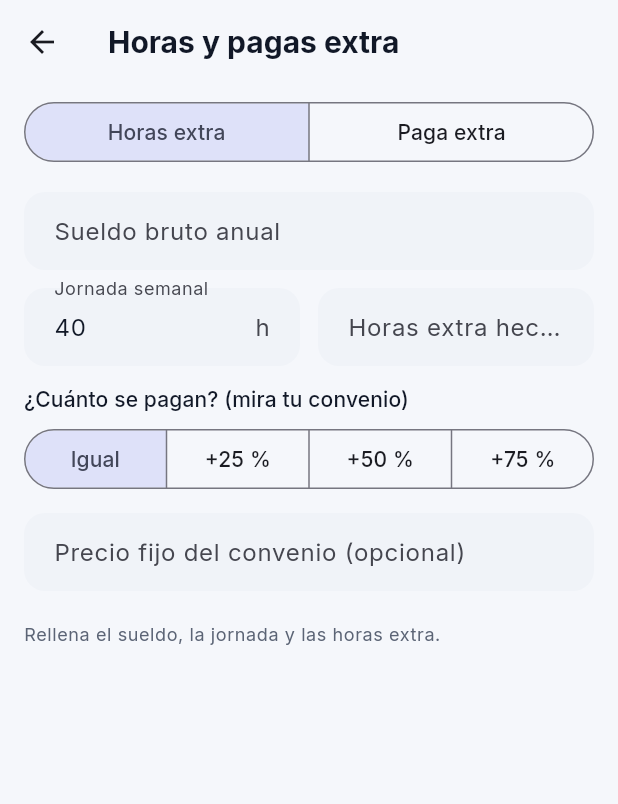
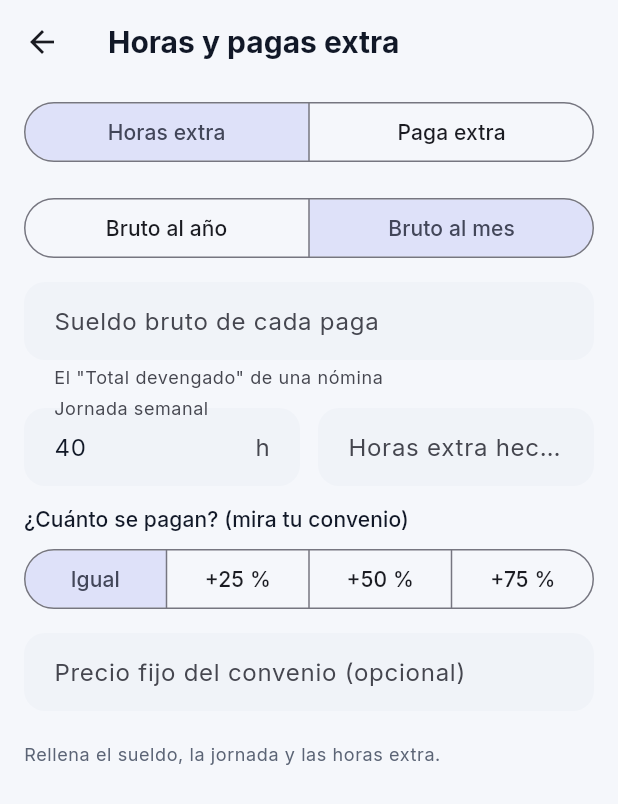
Before and after one commit to elantroderaxgamesyt/Shortsauto, a Flutter app: the screen it shows after launch, after a tap on "Horas y pagas extra", on a phone screen of 412 x 824 dp. Shown: the top 804 px of the screen. Run offline on Flutter 3.47's test engine with Material 3 defaults, Android fonts, the phone set to English and light mode, and no system bars; our stand-ins replace file_picker, google_mobile_ads, image_picker, in_app_purchase, material_ui, pdf and 2 more.

Commit message:
Revisor de nóminas: leer bien '1,650' y sueldo al mes en todas las calculadoras
- Números: una coma o un punto que separa exactamente 3 cifras son miles
  (1,650 = 1.650 €), con teclados en español o inglés; si hay los dos, el
  último es el decimal.
- Finiquito y horas/pagas extra: selector 'Bruto al año / al mes' (por
  defecto al mes) y aviso si la cifra anual parece un sueldo mensual.

Co-Authored-By: Claude Opus 5.5 <noreply@anthropic.com>
Claude-Session: https://claude.ai/code/session_01XJAgZAH6AmuqYdErtkUnmR

```diff
--- a/revisor-nominas/app_movil/lib/pantallas/calculadoras.dart
+++ b/revisor-nominas/app_movil/lib/pantallas/calculadoras.dart
@@ -70,16 +70,76 @@ class TarjetasCalculadoras extends StatelessWidget {
 
 // ======================================================================= piezas comunes
 
-/// Convierte "30.000", "30000,5" o "30 000" en número.
+/// Convierte lo que escribe el usuario en número, venga con formato español o inglés:
+/// "30.000", "30,000", "1.650", "1,650" (miles), "30000,5", "1.234,56", "1,234.56", "24 000 €".
 double? leerNumero(String texto) {
-  var s = texto.replaceAll(' ', '').replaceAll('€', '');
+  var s = texto.replaceAll(RegExp(r'[\s€]'), '');
   if (s.isEmpty) return null;
-  if (s.contains(',')) {
-    s = s.replaceAll('.', '').replaceAll(',', '.');
-  } else if (RegExp(r'\.\d{3}$').hasMatch(s)) {
-    s = s.replaceAll('.', ''); // 30.000 → miles
+  final ultimoPunto = s.lastIndexOf('.'), ultimaComa = s.lastIndexOf(',');
+  if (ultimoPunto >= 0 && ultimaComa >= 0) {
+    // Los dos: el último que aparece es el decimal.
+    final decimal = ultimoPunto > ultimaComa ? '.' : ',';
+    final miles = decimal == '.' ? ',' : '.';
+    s = s.replaceAll(miles, '').replaceAll(decimal, '.');
+  } else if (ultimoPunto >= 0 || ultimaComa >= 0) {
+    final sep = ultimoPunto >= 0 ? '.' : ',';
+    final partes = s.split(sep);
+    // Uno solo: si separa grupos de exactamente 3 cifras, son miles (1,650 = 1.650); si no, decimal.
+    final sonMiles = partes.length > 2 || (partes.length == 2 && partes[1].length == 3 && partes[0].isNotEmpty && partes[0] != '0');
+    s = sonMiles ? partes.join() : s.replaceAll(sep, '.');
   }
   return double.tryParse(s);
+}
+
+/// Sueldo anual a partir de lo escrito, que puede ser anual o de cada paga.
+double? sueldoAnual(String texto, {required bool porMes, required int pagas}) {
+  final v = leerNumero(texto);
+  return v == null ? null : (porMes ? v * pagas : v);
+}
+
+/// Selector "al año / al mes" + campo del sueldo + aviso si la cifra anual parece mensual.
+class CampoSueldo extends StatelessWidget {
+  const CampoSueldo({
+    super.key,
+    required this.controlador,
+    required this.porMes,
+    required this.onPorMes,
+    required this.onChanged,
+    this.pagas = 14,
+  });
+  final TextEditingController controlador;
+  final bool porMes;
+  final ValueChanged<bool> onPorMes;
+  final VoidCallback onChanged;
+  final int pagas;
+
+  @override
+  Widget build(BuildContext context) {
+    final escrito = leerNumero(controlador.text);
+    final pareceMensual = !porMes && escrito != null && escrito > 0 && escrito < 6000;
+    return Column(crossAxisAlignment: CrossAxisAlignment.stretch, children: [
+      Opciones(
+        valor: porMes,
+        opciones: const [(false, 'Bruto al año'), (true, 'Bruto al mes')],
+        onChanged: onPorMes,
+      ),
+      const Hueco(12),
+      CampoNumero(
+        controlador,
+        porMes ? 'Sueldo bruto de cada paga' : 'Sueldo bruto anual',
+        ayuda: porMes
+            ? 'El "Total devengado" de una nómina'
+            : 'Lo que pone en tu contrato, p. ej. 24.000',
+        onChanged: onChanged,
+      ),
+      if (pareceMensual)
+        Padding(
+          padding: const EdgeInsets.only(top: 8),
+          child: Text('¿Es tu sueldo de un mes? Elige "Bruto al mes" arriba.',
+              style: TextStyle(color: Estilo.de('aviso').texto(context), fontWeight: FontWeight.w600)),
+        ),
+    ]);
+  }
 }
 
 /// Convierte "15/03/2024" (o con - o .) en fecha.
@@ -308,29 +368,14 @@ class _CalculadoraNetoState extends State<CalculadoraNeto> {
 
   @override
   Widget build(BuildContext context) {
-    final escrito = leerNumero(bruto.text);
-    final b = escrito == null ? null : (porMes ? escrito * pagas : escrito);
-    final pareceMensual = !porMes && escrito != null && escrito > 0 && escrito < 6000;
+    final b = sueldoAnual(bruto.text, porMes: porMes, pagas: pagas);
     final r = (b != null && b > 0)
         ? calcularNeto(brutoAnual: b, pagas: pagas, temporal: temporal, hijos: hijos, hijosMenores3: menores3)
         : null;
     void cambia() => setState(() {});
     return _PantallaCalculadora(titulo: 'Sueldo neto', children: [
-      Opciones(
-        valor: porMes,
-        opciones: const [(false, 'Bruto al año'), (true, 'Bruto al mes')],
-        onChanged: (v) => setState(() => porMes = v),
-      ),
-      const Hueco(12),
-      CampoNumero(bruto, porMes ? 'Sueldo bruto de cada paga' : 'Sueldo bruto anual',
-          ayuda: porMes ? 'Lo que pone en "Total devengado", p. ej. 1.700' : 'Lo que pone en tu contrato, p. ej. 24.000',
-          onChanged: cambia),
-      if (pareceMensual)
-        Padding(
-          padding: const EdgeInsets.only(top: 8),
-          child: Text('¿Es tu sueldo de un mes? Elige "Bruto al mes" arriba.',
-              style: TextStyle(color: Estilo.de('aviso').texto(context), fontWeight: FontWeight.w600)),
-        ),
+      CampoSueldo(
+          controlador: bruto, porMes: porMes, pagas: pagas, onPorMes: (v) => setState(() => porMes = v), onChanged: cambia),
       const Hueco(16),
       Text('Número de pagas', style: Theme.of(context).textTheme.labelLarge),
       const Hueco(6),
@@ -419,6 +464,7 @@ class CalculadoraFiniquito extends StatefulWidget {
 
 class _CalculadoraFiniquitoState extends State<CalculadoraFiniquito> {
   final bruto = TextEditingController();
+  bool porMes = true; // casi todo el mundo sabe lo que cobra al mes
   final inicio = TextEditingController();
   final fin = TextEditingController(text: fechaTexto(DateTime.now()));
   final disfrutadas = TextEditingController(text: '0');
@@ -430,7 +476,7 @@ class _CalculadoraFiniquitoState extends State<CalculadoraFiniquito> {
   Widget build(BuildContext context) {
     final t = Theme.of(context);
     void cambia() => setState(() {});
-    final b = leerNumero(bruto.text);
+    final b = sueldoAnual(bruto.text, porMes: porMes, pagas: pagas);
     final fi = leerFecha(inicio.text);
     final ff = leerFecha(fin.text);
     final fechasMal = fi != null && ff != null && !ff.isAfter(fi);
@@ -447,7 +493,8 @@ class _CalculadoraFiniquitoState extends State<CalculadoraFiniquito> {
         : null;
 
     return _PantallaCalculadora(titulo: 'Finiquito', children: [
-      CampoNumero(bruto, 'Sueldo bruto anual', onChanged: cambia),
+      CampoSueldo(
+          controlador: bruto, porMes: porMes, pagas: pagas, onPorMes: (v) => setState(() => porMes = v), onChanged: cambia),
       const Hueco(12),
       Row(children: [
         Expanded(child: CampoFecha(inicio, 'Empezaste', onChanged: cambia)),
@@ -527,6 +574,7 @@ class CalculadoraExtras extends StatefulWidget {
 class _CalculadoraExtrasState extends State<CalculadoraExtras> {
   int modo = 0; // 0 horas extra, 1 paga extra
   final bruto = TextEditingController();
+  bool porMes = true;
   final jornada = TextEditingController(text: '40');
   final horas = TextEditingController();
   final precioConvenio = TextEditingController();
@@ -540,7 +588,7 @@ class _CalculadoraExtrasState extends State<CalculadoraExtras> {
     return _PantallaCalculadora(titulo: 'Horas y pagas extra', children: [
       Opciones(valor: modo, opciones: const [(0, 'Horas extra'), (1, 'Paga extra')], onChanged: (v) => setState(() => modo = v)),
       const Hueco(16),
-      CampoNumero(bruto, 'Sueldo bruto anual', onChanged: cambia),
+      CampoSueldo(controlador: bruto, porMes: porMes, onPorMes: (v) => setState(() => porMes = v), onChanged: cambia),
       const Hueco(12),
       if (modo == 0) ..._horasExtra(cambia) else ..._pagaExtra(cambia),
     ]);
@@ -548,7 +596,7 @@ class _CalculadoraExtrasState extends State<CalculadoraExtras> {
 
   List<Widget> _horasExtra(VoidCallback cambia) {
     final t = Theme.of(context);
-    final b = leerNumero(bruto.text);
+    final b = sueldoAnual(bruto.text, porMes: porMes, pagas: 14);
     final j = leerNumero(jornada.text);
     final h = leerNumero(horas.text);
     final pc = leerNumero(precioConvenio.text);
@@ -598,7 +646,7 @@ class _CalculadoraExtrasState extends State<CalculadoraExtras> {
   }
 
   List<Widget> _pagaExtra(VoidCallback cambia) {
-    final b = leerNumero(bruto.text);
+    final b = sueldoAnual(bruto.text, porMes: porMes, pagas: 14);
     final fi = leerFecha(inicio.text);
     final anio = DateTime.now().year;
     final r = (b != null && b > 0 && fi != null)
```
Also changed, not shown: 1 other file.
